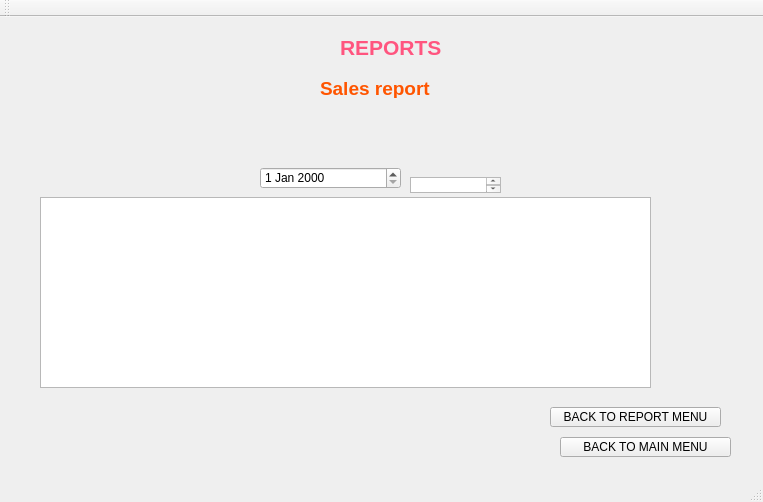
TheSoullessOne/Group-Project-1, file Forms/mainwindow.ui: the form before one commit.
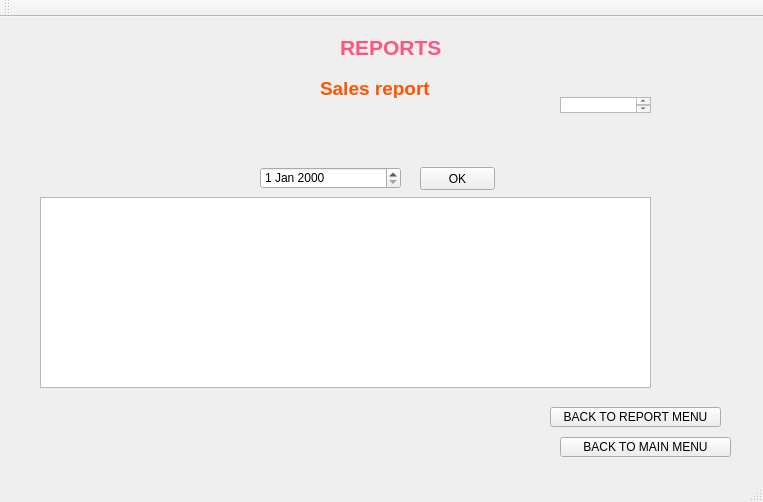
The form after the commit. The open tabs and pages were chosen to show the change.

Commit message: pre-merge conflict

```diff
--- a/Forms/mainwindow.ui
+++ b/Forms/mainwindow.ui
@@ -447,8 +447,8 @@
        <widget class="QTextBrowser" name="salesReport_display">
         <property name="geometry">
          <rect>
-          <x>370</x>
-          <y>120</y>
+          <x>520</x>
+          <y>40</y>
           <width>91</width>
           <height>16</height>
          </rect>
@@ -480,6 +480,19 @@
          <string>BACK TO REPORT MENU</string>
         </property>
        </widget>
+       <widget class="QPushButton" name="sales_report_button">
+        <property name="geometry">
+         <rect>
+          <x>380</x>
+          <y>110</y>
+          <width>75</width>
+          <height>23</height>
+         </rect>
+        </property>
+        <property name="text">
+         <string>OK</string>
+        </property>
+       </widget>
       </widget>
       <widget class="QWidget" name="QUANTITY_REPORT_PAGE">
        <widget class="QLabel" name="SearchLabe_3">
```
Left out of the diff: 2 changed lines with no effect on the pictures. The commit also changes 2 other files.
